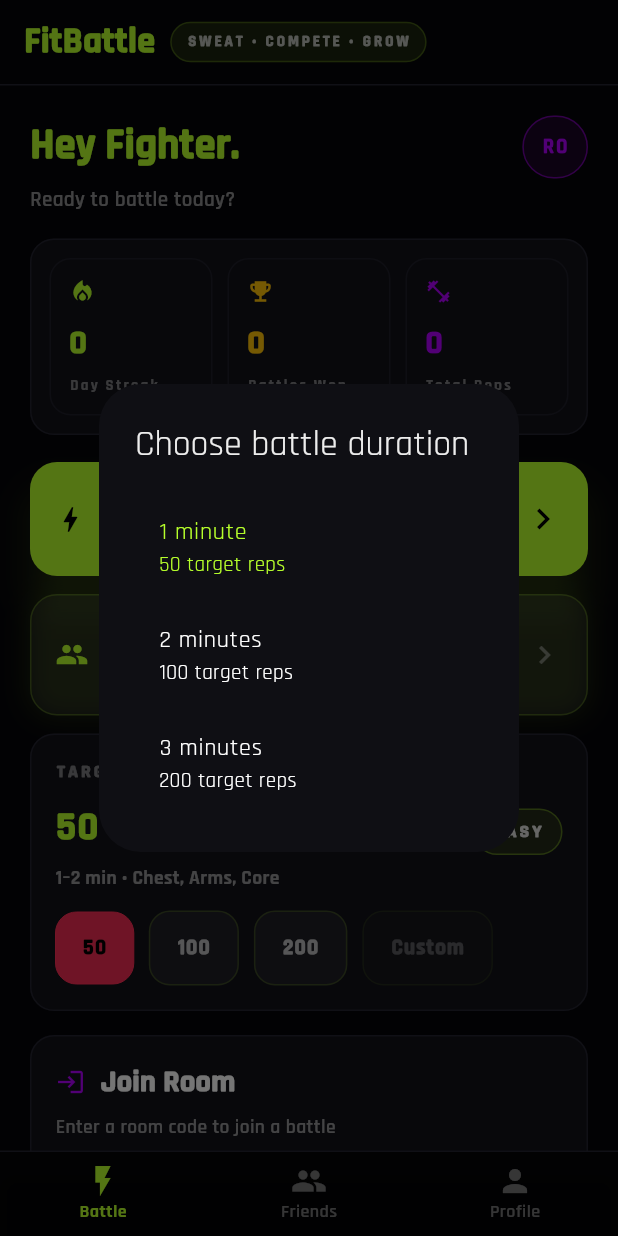
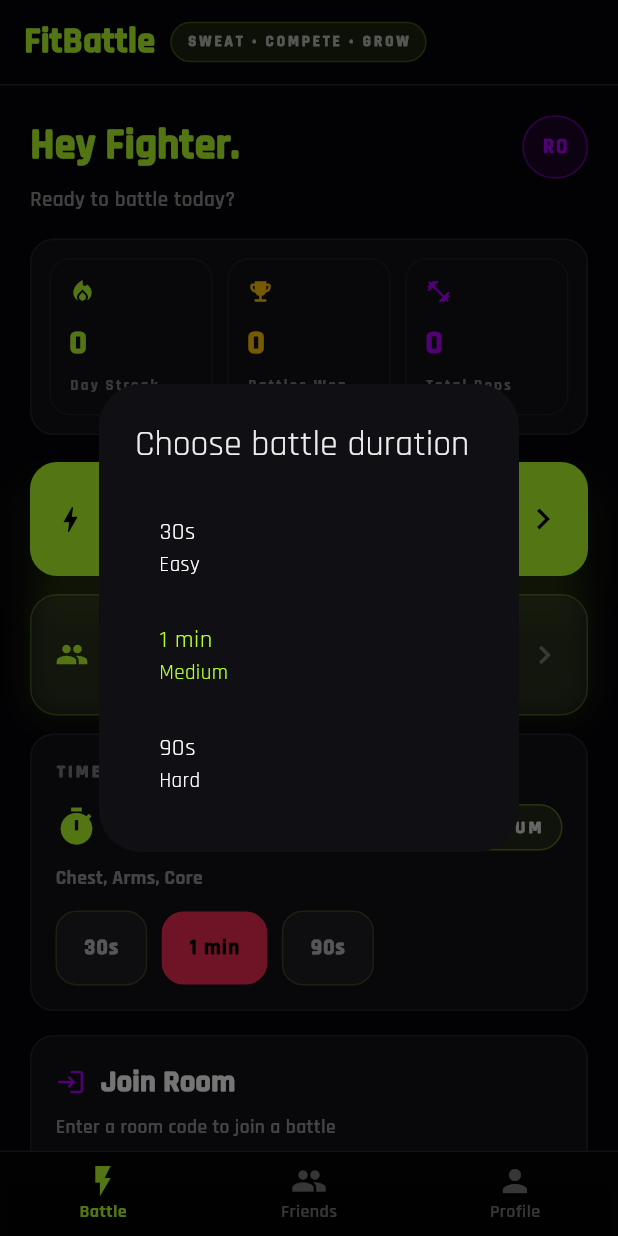
Before and after one commit to Yogesh-Chandra-007/FitBattle, a Flutter app: the screen it shows once a user with an empty profile is signed in, after a tap on "Quick Battle", on a phone screen of 412 x 824 dp. Run offline on Flutter 3.47's test engine with Material 3 defaults, Android fonts, the phone set to English and light mode, and no system bars; drawn by our look-alikes of flutter_animate; our stand-ins replace camera, firebase_auth, firebase_core, firebase_database, google_fonts, shared_preferences and 1 more; missing offline and left inert: google_mlkit_pose_detection; accounts and stored records are empty.

Commit message:
Replace target reps with timer duration selection (30s, 1min, 90s)
Refactored battle configuration to use direct timer duration instead of target reps:
- Updated FitBattleGoalMapper to define available durations (30, 60, 90 seconds)
- Replaced target reps UI with timer duration selector in Battle Zone
- Updated lobby screen to display duration labels instead of rep counts
- Preserved actual rep counting functionality for battle scoring
- Timer determines when battle ends, reps determine the winner

Co-Authored-By: Claude <noreply@anthropic.com>

```diff
--- a/lib/screens/battle_zone_screen.dart
+++ b/lib/screens/battle_zone_screen.dart
@@ -21,8 +21,8 @@ class BattleZoneScreen extends StatefulWidget {
 class _BattleZoneScreenState extends State<BattleZoneScreen> with TickerProviderStateMixin {
   Exercise _selectedExercise = availableExercises.first;
 
-  /// Duration drives the backend battle timer.
-  int _durationMinutes = 1;
+  /// Duration in seconds: 30, 60, or 90
+  int _durationSeconds = FitBattleGoalMapper.defaultDuration;
 
   bool _creating = false;
   bool _joining = false;
@@ -46,18 +46,15 @@ class _BattleZoneScreenState extends State<BattleZoneScreen> with TickerProvider
     super.dispose();
   }
 
-  int get _durationSeconds => _durationMinutes * 60;
-  int get _targetReps => FitBattleGoalMapper.targetRepsFromDurationSeconds(_durationSeconds);
-
   bool get _isBusy => _creating || _joining || _matchmaking;
 
   Future<void> _createBattle() async {
     if (_isBusy) return;
 
     HapticFeedback.mediumImpact();
-    final minutes = await _promptDurationMinutes();
-    if (!mounted || minutes == null) return;
-    _durationMinutes = minutes;
+    final duration = await _promptDuration();
+    if (!mounted || duration == null) return;
+    _durationSeconds = duration;
 
     _setCreating(true);
     try {
@@ -117,9 +114,9 @@ class _BattleZoneScreenState extends State<BattleZoneScreen> with TickerProvider
     if (_isBusy) return;
     HapticFeedback.heavyImpact();
 
-    final minutes = await _promptDurationMinutes();
-    if (!mounted || minutes == null) return;
-    _durationMinutes = minutes;
+    final duration = await _promptDuration();
+    if (!mounted || duration == null) return;
+    _durationSeconds = duration;
 
     setState(() {
       _matchmaking = true;
@@ -156,7 +153,7 @@ class _BattleZoneScreenState extends State<BattleZoneScreen> with TickerProvider
     if (mounted) setState(() => _joining = v);
   }
 
-  Future<int?> _promptDurationMinutes() {
+  Future<int?> _promptDuration() {
     final cs = Theme.of(context).colorScheme;
     return showDialog<int>(
       context: context,
@@ -165,13 +162,13 @@ class _BattleZoneScreenState extends State<BattleZoneScreen> with TickerProvider
         content: Column(
           mainAxisSize: MainAxisSize.min,
           children: [
-            for (final minutes in [1, 2, 3])
+            for (final duration in FitBattleGoalMapper.availableDurations)
               ListTile(
-                title: Text('$minutes minute${minutes == 1 ? '' : 's'}'),
-                subtitle: Text('${FitBattleGoalMapper.targetRepsFromDurationSeconds(minutes * 60)} target reps'),
-                selected: minutes == _durationMinutes,
+                title: Text(FitBattleGoalMapper.durationLabel(duration)),
+                subtitle: Text(FitBattleGoalMapper.difficultyFromDurationSeconds(duration)),
+                selected: duration == _durationSeconds,
                 selectedColor: cs.primary,
-                onTap: () => Navigator.pop(context, minutes),
+                onTap: () => Navigator.pop(context, duration),
               ),
           ],
         ),
@@ -247,7 +244,7 @@ class _BattleZoneScreenState extends State<BattleZoneScreen> with TickerProvider
                   const SizedBox(height: 12),
                   _buildCreateRoomTile(cs),
                   const SizedBox(height: 12),
-                  _buildTargetRepsSelector(cs),
+                  _buildTimerDurationSelector(cs),
 
                   const SizedBox(height: 16),
 
@@ -452,20 +449,19 @@ class _BattleZoneScreenState extends State<BattleZoneScreen> with TickerProvider
     ).animate().fadeIn(duration: 350.ms, delay: 140.ms).slideY(begin: 0.12);
   }
 
-  Widget _buildTargetRepsSelector(ColorScheme cs) {
-    final selectedMinute = _durationMinutes;
+  Widget _buildTimerDurationSelector(ColorScheme cs) {
+    final selectedDuration = _durationSeconds;
     final competitive = Theme.of(context).colorScheme.error;
 
     final difficulty = FitBattleGoalMapper.difficultyFromDurationSeconds(_durationSeconds);
-    final estTime = FitBattleGoalMapper.estimatedTimeFromDurationSeconds(_durationSeconds);
     final focus = FitBattleGoalMapper.bodyFocusFromExercise(_selectedExercise.id);
 
-    Widget pill(int minutes, String label, {required bool isSelected}) {
+    Widget pill(int durationSeconds, String label, {required bool isSelected}) {
       return GestureDetector(
         onTap: _isBusy
             ? null
             : () {
-                setState(() => _durationMinutes = minutes);
+                setState(() => _durationSeconds = durationSeconds);
               },
         child: AnimatedContainer(
           duration: 180.ms,
@@ -498,7 +494,7 @@ class _BattleZoneScreenState extends State<BattleZoneScreen> with TickerProvider
         crossAxisAlignment: CrossAxisAlignment.start,
         children: [
           Text(
-            'TARGETS',
+            'TIMER DURATION',
             style: GoogleFonts.rajdhani(
               fontSize: 12,
               fontWeight: FontWeight.w900,
@@ -508,10 +504,12 @@ class _BattleZoneScreenState extends State<BattleZoneScreen> with TickerProvider
           ),
           const SizedBox(height: 10),
           Row(
-            crossAxisAlignment: CrossAxisAlignment.end,
+            crossAxisAlignment: CrossAxisAlignment.center,
             children: [
+              Icon(Icons.timer, color: cs.primary, size: 28),
+              const SizedBox(width: 10),
               Text(
-                '$_targetReps REPS',
+                FitBattleGoalMapper.durationLabel(_durationSeconds),
                 style: GoogleFonts.rajdhani(
                   fontSize: 26,
                   fontWeight: FontWeight.w900,
@@ -541,7 +539,7 @@ class _BattleZoneScreenState extends State<BattleZoneScreen> with TickerProvider
           ),
           const SizedBox(height: 6),
           Text(
-            '$estTime • $focus',
+            focus,
             style: GoogleFonts.rajdhani(
               fontSize: 13,
               fontWeight: FontWeight.w800,
@@ -553,35 +551,14 @@ class _BattleZoneScreenState extends State<BattleZoneScreen> with TickerProvider
             scrollDirection: Axis.horizontal,
             child: Row(
               children: [
-                pill(1, '50', isSelected: selectedMinute == 1),
-                const SizedBox(width: 10),
-                pill(2, '100', isSelected: selectedMinute == 2),
-                const SizedBox(width: 10),
-                pill(3, '200', isSelected: selectedMinute == 3),
-                const SizedBox(width: 10),
-                Opacity(
-                  opacity: 0.55,
-                  child: GestureDetector(
-                    onTap: null,
-                    child: Container(
-                      padding: const EdgeInsets.symmetric(horizontal: 18, vertical: 14),
-                      decoration: BoxDecoration(
-                        color: cs.onSurface.withValues(alpha: 0.03),
-                        borderRadius: BorderRadius.circular(14),
-                        border: Border.all(color: cs.primary.withValues(alpha: 0.16), width: 1),
-                      ),
-                      child: Text(
-                        'Custom',
-                        style: GoogleFonts.rajdhani(
-                          fontSize: 14,
-                          fontWeight: FontWeight.w900,
-                          color: cs.onSurface.withValues(alpha: 0.55),
-                          letterSpacing: 0.8,
-                        ),
-                      ),
-                    ),
+                for (int i = 0; i < FitBattleGoalMapper.availableDurations.length; i++) ...[
+                  if (i > 0) const SizedBox(width: 10),
+                  pill(
+                    FitBattleGoalMapper.availableDurations[i],
+                    FitBattleGoalMapper.durationLabel(FitBattleGoalMapper.availableDurations[i]),
+                    isSelected: selectedDuration == FitBattleGoalMapper.availableDurations[i],
                   ),
-                ),
+                ],
               ],
             ),
           ),
--- a/lib/screens/lobby_screen.dart
+++ b/lib/screens/lobby_screen.dart
@@ -166,9 +166,8 @@ class _LobbyScreenState extends State<LobbyScreen> {
           final cs = Theme.of(context).colorScheme;
           final exercise = _exerciseFromRoom(room);
 
-          final targetReps = FitBattleGoalMapper.targetRepsFromDurationSeconds(room.durationSeconds);
+          final durationLabel = FitBattleGoalMapper.durationLabel(room.durationSeconds);
           final difficulty = FitBattleGoalMapper.difficultyFromDurationSeconds(room.durationSeconds);
-          final estTime = FitBattleGoalMapper.estimatedTimeFromDurationSeconds(room.durationSeconds);
           final focus = FitBattleGoalMapper.bodyFocusFromExercise(exercise.id);
 
           final youUsername = widget.isHost
@@ -219,8 +218,10 @@ class _LobbyScreenState extends State<LobbyScreen> {
                         Row(
                           crossAxisAlignment: CrossAxisAlignment.end,
                           children: [
+                            Icon(Icons.timer, color: cs.primary, size: 28),
+                            const SizedBox(width: 10),
                             Text(
-                              '$targetReps REPS',
+                              durationLabel,
                               style: GoogleFonts.rajdhani(
                                 fontSize: 26,
                                 fontWeight: FontWeight.w900,
@@ -251,10 +252,10 @@ class _LobbyScreenState extends State<LobbyScreen> {
                         const SizedBox(height: 10),
                         Row(
                           children: [
-                            Icon(Icons.timer_outlined, color: cs.secondary.withValues(alpha: 0.95), size: 18),
+                            Icon(Icons.fitness_center, color: cs.secondary.withValues(alpha: 0.95), size: 18),
                             const SizedBox(width: 8),
                             Text(
-                              estTime,
+                              focus,
                               style: GoogleFonts.rajdhani(
                                 fontSize: 14,
                                 fontWeight: FontWeight.w800,
--- a/lib/utils/fitbattle_goal_mapper.dart
+++ b/lib/utils/fitbattle_goal_mapper.dart
@@ -1,38 +1,20 @@
 class FitBattleGoalMapper {
-  static const int targetReps50DurationSeconds = 60;
-  static const int targetReps100DurationSeconds = 120;
-  static const int targetReps200DurationSeconds = 180;
+  /// Supported battle durations in seconds: 30s, 1min (60s), 90s
+  static const List<int> availableDurations = [30, 60, 90];
+  static const int defaultDuration = 60;
 
-  /// Maps the existing backend "durationSeconds" field to a UI "target reps"
-  /// number so we can match the mockup without changing Firebase schema.
-  static int targetRepsFromDurationSeconds(int durationSeconds) {
-    if (durationSeconds <= targetReps50DurationSeconds) return 50;
-    if (durationSeconds <= targetReps100DurationSeconds) return 100;
-    return 200;
-  }
-
-  /// Maps a UI target reps selection to the closest available duration.
-  ///
-  /// This is used only for snapping user input into one of the current
-  /// supported backend durations.
-  static int durationSecondsFromTargetReps(int targetReps) {
-    if (targetReps <= 75) return targetReps50DurationSeconds;
-    if (targetReps <= 150) return targetReps100DurationSeconds;
-    return targetReps200DurationSeconds;
+  /// Returns a human-readable label for the duration
+  static String durationLabel(int durationSeconds) {
+    if (durationSeconds == 30) return '30s';
+    if (durationSeconds == 60) return '1 min';
+    if (durationSeconds == 90) return '90s';
+    return '${durationSeconds}s';
   }
 
   static String difficultyFromDurationSeconds(int durationSeconds) {
-    final minutes = durationSeconds ~/ 60;
-    if (minutes <= 1) return 'Easy';
-    if (minutes == 2) return 'Medium';
+    if (durationSeconds <= 30) return 'Easy';
+    if (durationSeconds <= 60) return 'Medium';
     return 'Hard';
-  }
-
-  static String estimatedTimeFromDurationSeconds(int durationSeconds) {
-    final minutes = durationSeconds ~/ 60;
-    if (minutes <= 1) return '1–2 min';
-    if (minutes == 2) return '2 min';
-    return '1–3 min';
   }
 
   static String bodyFocusFromExercise(String exerciseId) {
```
